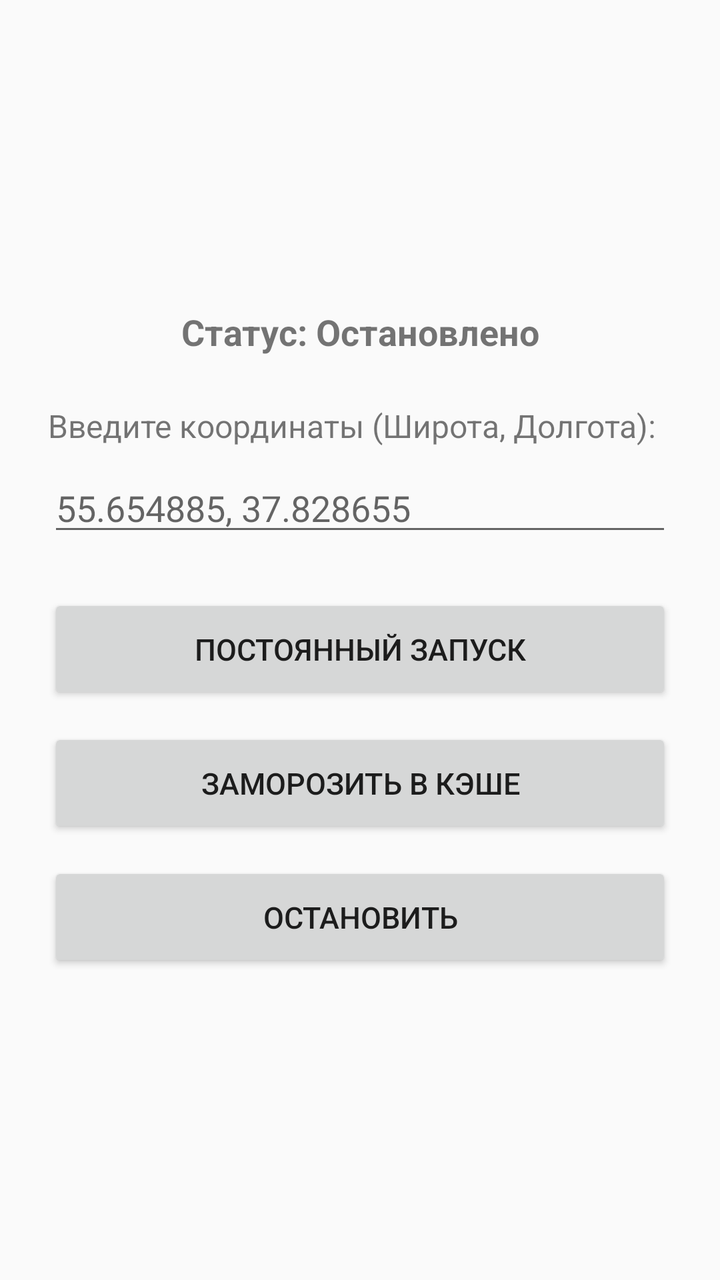
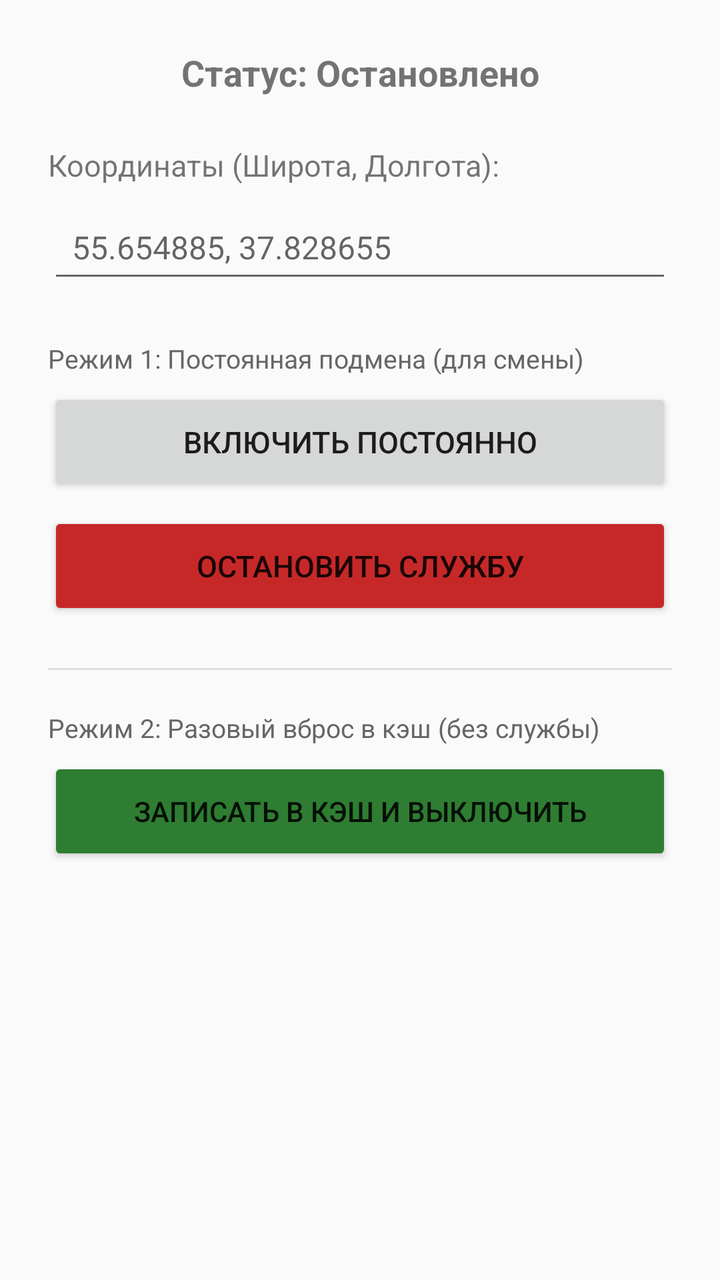

The first picture is an Android layout as it rendered before a commit; the second is the same layout after the commit. The layout source and the unified diff follow.
<!-- AndroidManifest.xml: application theme Theme.AppCompat.Light.DarkActionBar -->
<!-- res/layout/activity_main.xml -->
<?xml version="1.0" encoding="utf-8"?>
<LinearLayout xmlns:android="http://schemas.android.com/apk/res/android"
    android:layout_width="match_parent"
    android:layout_height="match_parent"
    android:orientation="vertical"
    android:padding="24dp"
    android:gravity="center">

    <TextView
        android:id="@+id/tvStatus"
        android:layout_width="match_parent"
        android:layout_height="wrap_content"
        android:text="Статус: Остановлено"
        android:textSize="18sp"
        android:textStyle="bold"
        android:gravity="center"
        android:layout_marginBottom="24dp"/>

    <TextView
        android:layout_width="match_parent"
        android:layout_height="wrap_content"
        android:text="Введите координаты (Широта, Долгота):"
        android:textSize="16sp"
        android:layout_marginBottom="8dp"/>

    <EditText
        android:id="@+id/etCoordinates"
        android:layout_width="match_parent"
        android:layout_height="wrap_content"
        android:hint="55.654885, 37.828655"
        android:inputType="text"
        android:layout_marginBottom="24dp"/>

    <Button
        android:id="@+id/btnStart"
        android:layout_width="match_parent"
        android:layout_height="55dp"
        android:text="ПОСТОЯННЫЙ ЗАПУСК"
        android:textSize="15sp"
        android:layout_marginBottom="12dp"/>

    <Button
        android:id="@+id/btnFreeze"
        android:layout_width="match_parent"
        android:layout_height="55dp"
        android:text="ЗАМОРОЗИТЬ В КЭШЕ"
        android:textSize="15sp"
        android:layout_marginBottom="12dp"/>

    <Button
        android:id="@+id/btnStop"
        android:layout_width="match_parent"
        android:layout_height="55dp"
        android:text="ОСТАНОВИТЬ"
        android:textSize="15sp"/>

</LinearLayout>
<!-- resources referenced by this layout -->
<resources>

</resources>

<!-- the commit's change to res/layout/activity_main.xml (unified diff, before → after) -->
@@ -1,57 +1,92 @@
 <?xml version="1.0" encoding="utf-8"?>
-<LinearLayout xmlns:android="http://schemas.android.com/apk/res/android"
+<ScrollView xmlns:android="http://schemas.android.com/apk/res/android"
     android:layout_width="match_parent"
     android:layout_height="match_parent"
-    android:orientation="vertical"
-    android:padding="24dp"
-    android:gravity="center">
+    android:fillViewport="true">
 
-    <TextView
-        android:id="@+id/tvStatus"
+    <LinearLayout
         android:layout_width="match_parent"
         android:layout_height="wrap_content"
-        android:text="Статус: Остановлено"
-        android:textSize="18sp"
-        android:textStyle="bold"
-        android:gravity="center"
-        android:layout_marginBottom="24dp"/>
+        android:orientation="vertical"
+        android:padding="24dp"
+        android:gravity="center_horizontal">
 
-    <TextView
-        android:layout_width="match_parent"
-        android:layout_height="wrap_content"
-        android:text="Введите координаты (Широта, Долгота):"
-        android:textSize="16sp"
-        android:layout_marginBottom="8dp"/>
+        <TextView
+            android:id="@+id/tvStatus"
+            android:layout_width="match_parent"
+            android:layout_height="wrap_content"
+            android:text="Статус: Остановлено"
+            android:textSize="18sp"
+            android:textStyle="bold"
+            android:gravity="center"
+            android:layout_marginBottom="24dp"/>
 
-    <EditText
-        android:id="@+id/etCoordinates"
-        android:layout_width="match_parent"
-        android:layout_height="wrap_content"
-        android:hint="55.654885, 37.828655"
-        android:inputType="text"
-        android:layout_marginBottom="24dp"/>
+        <TextView
+            android:layout_width="match_parent"
+            android:layout_height="wrap_content"
+            android:text="Координаты (Широта, Долгота):"
+            android:textSize="15sp"
+            android:layout_marginBottom="8dp"/>
 
-    <Button
-        android:id="@+id/btnStart"
-        android:layout_width="match_parent"
-        android:layout_height="55dp"
-        android:text="ПОСТОЯННЫЙ ЗАПУСК"
-        android:textSize="15sp"
-        android:layout_marginBottom="12dp"/>
+        <EditText
+            android:id="@+id/etCoordinates"
+            android:layout_width="match_parent"
+            android:layout_height="wrap_content"
+            android:hint="55.654885, 37.828655"
+            android:inputType="text"
+            android:textSize="16sp"
+            android:padding="12dp"
+            android:layout_marginBottom="24dp"/>
 
-    <Button
-        android:id="@+id/btnFreeze"
-        android:layout_width="match_parent"
-        android:layout_height="55dp"
-        android:text="ЗАМОРОЗИТЬ В КЭШЕ"
-        android:textSize="15sp"
-        android:layout_marginBottom="12dp"/>
+        
+        <TextView
+            android:layout_width="match_parent"
+            android:layout_height="wrap_content"
+            android:text="Режим 1: Постоянная подмена (для смены)"
+            android:textSize="13sp"
+            android:textColor="#666666"
+            android:layout_marginBottom="6dp"/>
 
-    <Button
-        android:id="@+id/btnStop"
-        android:layout_width="match_parent"
-        android:layout_height="55dp"
-        android:text="ОСТАНОВИТЬ"
-        android:textSize="15sp"/>
+        <Button
+            android:id="@+id/btnStart"
+            android:layout_width="match_parent"
+            android:layout_height="54dp"
+            android:text="ВКЛЮЧИТЬ ПОСТОЯННО"
+            android:textSize="15sp"
+            android:layout_marginBottom="8dp"/>
 
-</LinearLayout>
+        <Button
+            android:id="@+id/btnStop"
+            android:layout_width="match_parent"
+            android:layout_height="54dp"
+            android:text="ОСТАНОВИТЬ СЛУЖБУ"
+            android:textSize="15sp"
+            android:backgroundTint="#C62828"
+            android:layout_marginBottom="24dp"/>
+
+        
+        <View
+            android:layout_width="match_parent"
+            android:layout_height="1dp"
+            android:background="#DDDDDD"
+            android:layout_marginBottom="20dp"/>
+
+        
+        <TextView
+            android:layout_width="match_parent"
+            android:layout_height="wrap_content"
+            android:text="Режим 2: Разовый вброс в кэш (без службы)"
+            android:textSize="13sp"
+            android:textColor="#666666"
+            android:layout_marginBottom="6dp"/>
+
+        <Button
+            android:id="@+id/btnFreeze"
+            android:layout_width="match_parent"
+            android:layout_height="54dp"
+            android:text="ЗАПИСАТЬ В КЭШ И ВЫКЛЮЧИТЬ"
+            android:textSize="14sp"
+            android:backgroundTint="#2E7D32"/>
+
+    </LinearLayout>
+</ScrollView>
